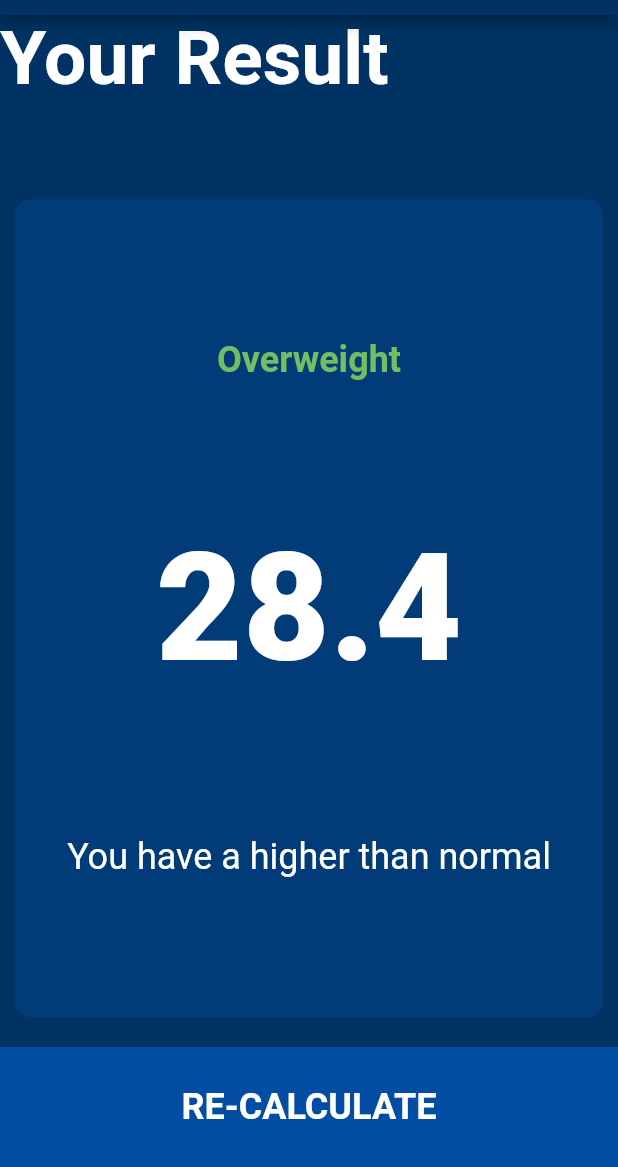
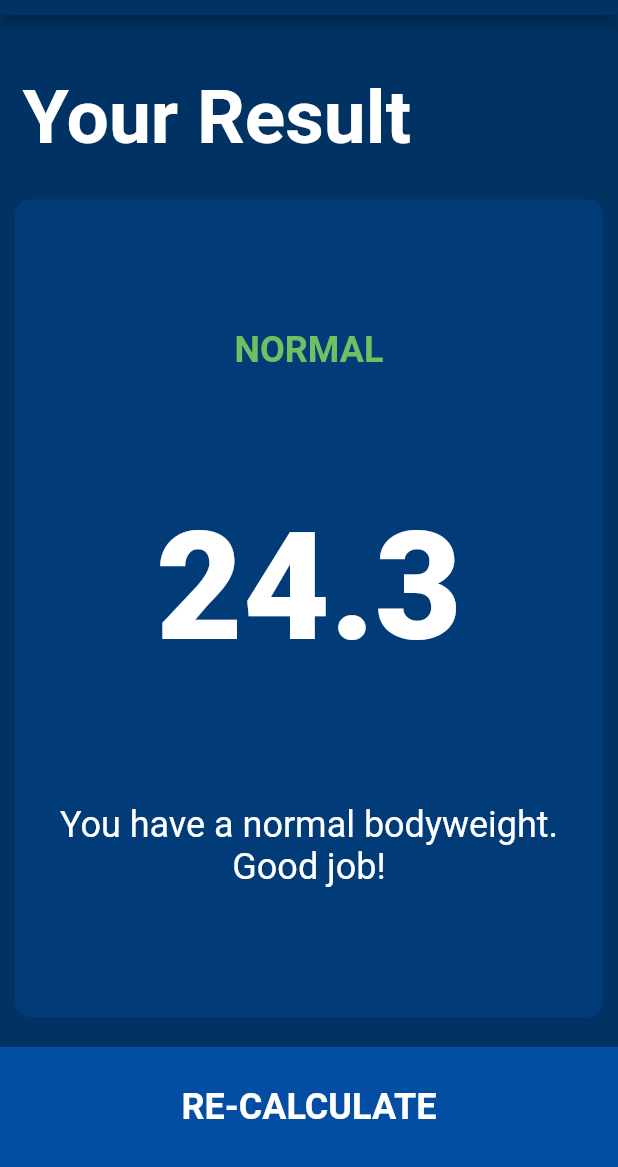
Before and after one commit to kahliliman/bmi-calculator, a Flutter app: the screen it shows after launch, after a tap on "CALCULATE", on a phone screen of 412 x 824 dp, the part 69-1236 px from its top. Run offline on Flutter 3.47's test engine with Material 2 defaults, Android fonts, the phone set to English and light mode, and no system bars; our stand-ins replace font_awesome_flutter.

Commit message:
final product

```diff
--- /dev/null
+++ b/lib/calculator_brain.dart
@@ -0,0 +1,36 @@
+import 'dart:math';
+
+class CalculatorBrain {
+  CalculatorBrain({this.height, this.weight});
+
+  final int height;
+  final int weight;
+
+  double _bmi;
+
+  String calculateBMI() {
+    _bmi = weight / pow(height / 100, 2);
+    return _bmi.toStringAsFixed(1);
+  }
+
+  String getResult() {
+    if (_bmi >= 25) {
+      return 'Overweight';
+    } else if (_bmi > 18.5) {
+      return 'Normal';
+    } else {
+      return 'Underweight';
+    }
+  }
+
+  String getInterpretation() {
+    if (_bmi >= 25) {
+      return 'You have a higher than normal bodyweight. Try to exercise more';
+    } else if (_bmi > 18.5) {
+      return 'You have a normal bodyweight. Good job!';
+    } else {
+      return 'You have a lower than normal bodyweight. Try to eat more';
+    }
+  }
+
+}
--- a/lib/main.dart
+++ b/lib/main.dart
@@ -27,7 +27,6 @@ class BMICalculator extends StatelessWidget {
       initialRoute: "/",
       routes: {
         "/" : (context) => InputPage(),
-        "/results" : (context) => ResultsPage(),
       },
     );
   }
--- a/lib/screens/input_page.dart
+++ b/lib/screens/input_page.dart
@@ -1,3 +1,4 @@
+import 'package:bmi_calculator/screens/results_page.dart';
 import 'package:flutter/material.dart';
 import 'package:font_awesome_flutter/font_awesome_flutter.dart';
 import 'package:bmi_calculator/components/reusable_card.dart';
@@ -5,6 +6,7 @@ import 'package:bmi_calculator/components/icon_content.dart';
 import 'package:bmi_calculator/constants.dart';
 import 'package:bmi_calculator/components/round_icon_button.dart';
 import 'package:bmi_calculator/components/bottom_button.dart';
+import 'package:bmi_calculator/calculator_brain.dart';
 
 enum Gender {male, female}
 
@@ -176,7 +178,14 @@ class _InputPageState extends State<InputPage> {
           ),
           BottomButton(text: 'CALCULATE' ,
           onTap: () {
-            Navigator.pushNamed(context, '/results');
+            CalculatorBrain calc = CalculatorBrain(height: height, weight: weight);
+
+            Navigator.push(
+              context, MaterialPageRoute(builder: (context) => ResultsPage(
+                bmiResult: calc.calculateBMI(),
+                resultText: calc.getResult(),
+                interpretation: calc.getInterpretation()))
+            );
           },
           ),
         ],
--- a/lib/screens/results_page.dart
+++ b/lib/screens/results_page.dart
@@ -3,12 +3,14 @@ import 'package:bmi_calculator/constants.dart';
 import 'package:bmi_calculator/components/reusable_card.dart';
 import 'package:bmi_calculator/components/bottom_button.dart';
 
-class ResultsPage extends StatefulWidget {
-  @override
-  _ResultsPageState createState() => _ResultsPageState();
-}
+class ResultsPage extends StatelessWidget {
 
-class _ResultsPageState extends State<ResultsPage> {
+  ResultsPage({@required this.bmiResult,@required this.resultText, @required this.interpretation});
+
+  final String bmiResult;
+  final String resultText;
+  final String interpretation;
+
   @override
   Widget build(BuildContext context) {
     return Scaffold(
@@ -21,9 +23,13 @@ class _ResultsPageState extends State<ResultsPage> {
           crossAxisAlignment: CrossAxisAlignment.stretch,
           children: <Widget>[
             Expanded(
-                child: Text(
-                  'Your Result',
-                  style: kTitleTextStyle,
+                child: Container(
+                  padding: EdgeInsets.all(15.0),
+                  alignment: Alignment.bottomLeft,
+                  child: Text(
+                    'Your Result',
+                    style: kTitleTextStyle,
+                  ),
                 ),),
             Expanded(
               flex: 5,
@@ -31,13 +37,14 @@ class _ResultsPageState extends State<ResultsPage> {
                 colour: kActiveCardColour,
                 cardChild: Column(
                   mainAxisAlignment: MainAxisAlignment.spaceEvenly,
+//                  crossAxisAlignment: CrossAxisAlignment.center,
                   children: <Widget>[
-                    Text('Overweight',
+                    Text(resultText.toUpperCase(),
                     style: kResultTextStyle,),
-                    Text('28.4',
+                    Text(bmiResult,
                     style: kBMITextStyle,),
-                    Text('You have a higher than normal',
-                    style: kResultCaptionTextStyle,)
+                    Text(interpretation,
+                    style: kResultCaptionTextStyle,textAlign: TextAlign.center,)
                   ],
                 ),
               ),
```
